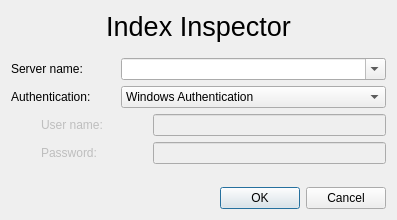
Before: the Qt Designer form ui/ConnectToServer.ui in daniel70/index-inspector, drawn with Qt 5.
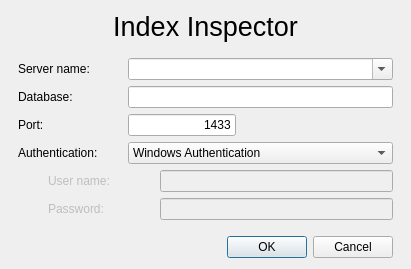
After: the same form once the commit is applied.

Commit message: made the connection dialog not resizable

The edit to the form file:
```diff
--- a/ui/ConnectToServer.ui
+++ b/ui/ConnectToServer.ui
@@ -6,14 +6,23 @@
    <rect>
     <x>0</x>
     <y>0</y>
-    <width>374</width>
-    <height>220</height>
+    <width>405</width>
+    <height>265</height>
    </rect>
   </property>
   <property name="windowTitle">
    <string>Connect to Server</string>
   </property>
   <layout class="QVBoxLayout" name="verticalLayout">
+   <property name="sizeConstraint">
+    <enum>QLayout::SetFixedSize</enum>
+   </property>
+   <property name="leftMargin">
+    <number>18</number>
+   </property>
+   <property name="rightMargin">
+    <number>18</number>
+   </property>
    <item>
     <widget class="QLabel" name="lblHeader">
      <property name="sizePolicy">
@@ -69,14 +78,14 @@
        </property>
       </widget>
      </item>
-     <item row="1" column="0">
+     <item row="3" column="0">
       <widget class="QLabel" name="lblAuthentication">
        <property name="text">
         <string>Authentication:</string>
        </property>
       </widget>
      </item>
-     <item row="1" column="1">
+     <item row="3" column="1">
       <widget class="QComboBox" name="cmbAuthentication">
        <property name="editable">
         <bool>false</bool>
@@ -115,12 +124,45 @@
        </property>
       </widget>
      </item>
+     <item row="2" column="0">
+      <widget class="QLabel" name="lblPort">
+       <property name="text">
+        <string>Port:</string>
+       </property>
+      </widget>
+     </item>
+     <item row="2" column="1">
+      <widget class="QLineEdit" name="txtPort">
+       <property name="sizePolicy">
+        <sizepolicy hsizetype="Fixed" vsizetype="Fixed">
+         <horstretch>0</horstretch>
+         <verstretch>0</verstretch>
+        </sizepolicy>
+       </property>
+       <property name="text">
+        <string>1433</string>
+       </property>
+       <property name="alignment">
+        <set>Qt::AlignRight|Qt::AlignTrailing|Qt::AlignVCenter</set>
+       </property>
+      </widget>
+     </item>
+     <item row="1" column="0">
+      <widget class="QLabel" name="lblDatabase">
+       <property name="text">
+        <string>Database:</string>
+       </property>
+      </widget>
+     </item>
+     <item row="1" column="1">
+      <widget class="QLineEdit" name="txtDatabase"/>
+     </item>
     </layout>
    </item>
    <item>
     <layout class="QFormLayout" name="frmUser">
      <property name="sizeConstraint">
-      <enum>QLayout::SetMaximumSize</enum>
+      <enum>QLayout::SetDefaultConstraint</enum>
      </property>
      <property name="labelAlignment">
       <set>Qt::AlignLeading|Qt::AlignLeft|Qt::AlignVCenter</set>
@@ -178,7 +220,7 @@
      <property name="sizeHint" stdset="0">
       <size>
        <width>20</width>
-       <height>40</height>
+       <height>10</height>
       </size>
      </property>
     </spacer>
```
Left out of the diff: 3 changed lines with no effect on the pictures. The commit also changes 3 other files.
